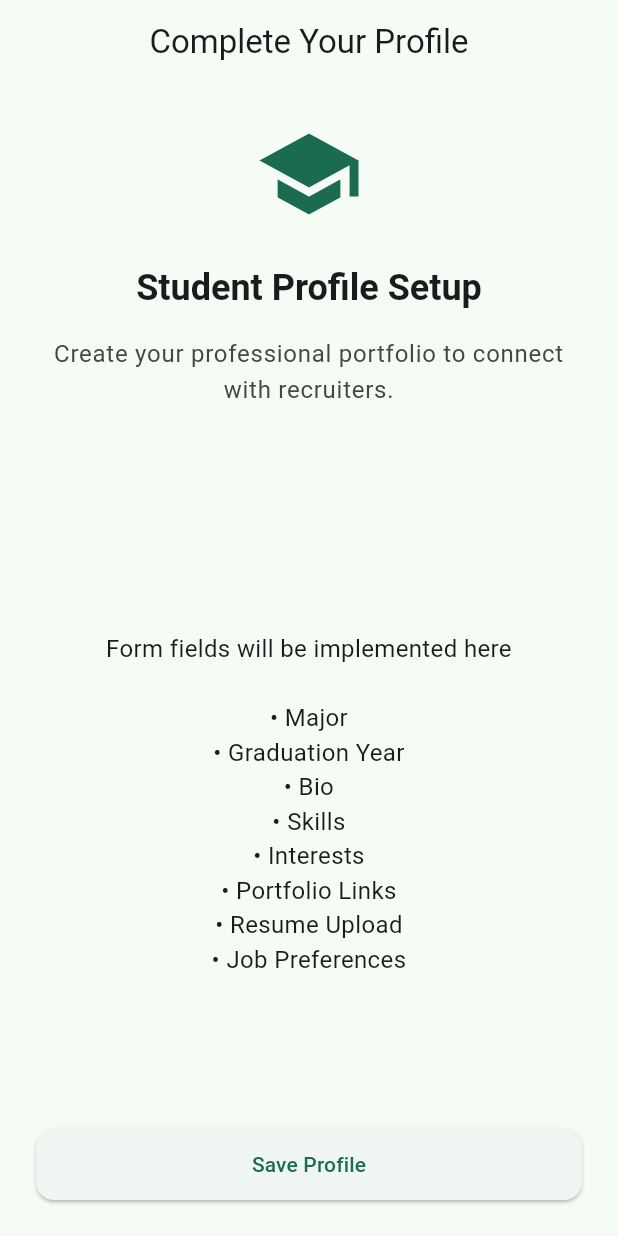
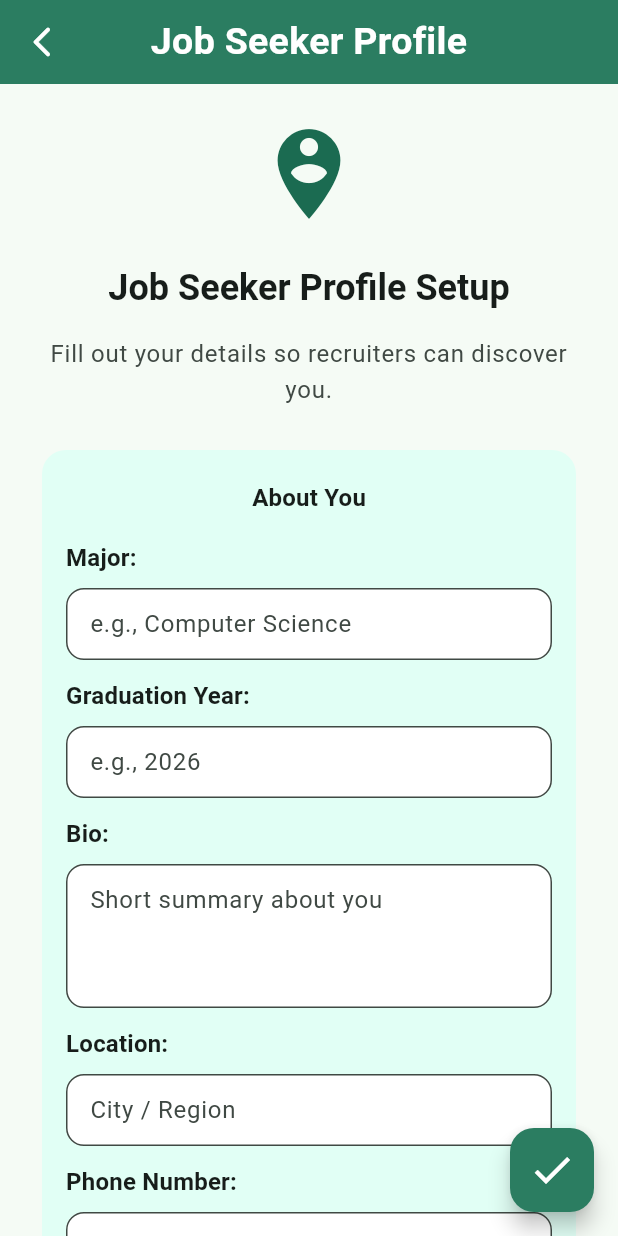
Before and after one commit to uprm-inso4116-2025-2026-s1/semester-project-uprm_professional_portfolio, a Flutter app: the JobSeekerProfileScreen screen opened by its route, on a phone screen of 412 x 824 dp. Run offline on Flutter 3.47's test engine with Material 3 defaults, Android fonts, the phone set to English and light mode, and no system bars; our stand-ins replace file_picker, go_router; accounts and stored records are empty.

```diff
--- a/lib/features/auth/signup/signup_screen.dart
+++ b/lib/features/auth/signup/signup_screen.dart
@@ -221,7 +221,7 @@ class _SignupScreenState extends State<SignupScreen> {
         if (_selectedRole == AppConstants.recruiterRole) {
           context.go(AppConstants.recruiterProfileRoute);
         } else {
-          context.go(AppConstants.jobseekerProfileRoute);
+          await context.push(AppConstants.jobseekerProfileRoute);
         }
       } else {
         ScaffoldMessenger.of(context).showSnackBar(
--- a/lib/features/profiles/jobseeker_profile/jobseeker_profile_screen.dart
+++ b/lib/features/profiles/jobseeker_profile/jobseeker_profile_screen.dart
@@ -1,8 +1,9 @@
 import 'package:flutter/material.dart';
+import 'package:go_router/go_router.dart';
+import 'package:uprm_professional_portfolio/features/profiles/jobseeker_profile/widgets/jobseeker_info_card.dart';
 import '../../../core/constants/ui_constants.dart';
-// import 'jobseeker_profile_controller.dart'; // TODO: Uncomment when implementing forms
+import 'jobseeker_profile_controller.dart';
 
-// JobSeeker profile setup screen
 class JobSeekerProfileScreen extends StatefulWidget {
   const JobSeekerProfileScreen({super.key});
 
@@ -11,32 +12,90 @@ class JobSeekerProfileScreen extends StatefulWidget {
 }
 
 class _JobSeekerProfileScreenState extends State<JobSeekerProfileScreen> {
-  // final _controller = JobSeekerProfileController(); // TODO: Use when implementing forms
+  late final JobSeekerProfileController ctrl;
+
+  @override
+  void initState() {
+    super.initState();
+    ctrl = JobSeekerProfileController();
+  }
+
+  @override
+  void dispose() {
+    ctrl.dispose();
+    super.dispose();
+  }
 
   @override
   Widget build(BuildContext context) {
     final theme = Theme.of(context);
+    final viewInsets = MediaQuery.of(context).viewInsets.bottom;
 
-    return Scaffold(
+    return AnimatedBuilder(
+      animation: ctrl,
+      builder: (context, _) => Scaffold(
           appBar: AppBar(
-        title: const Text('Complete Your Profile'),
             automaticallyImplyLeading: false,
+            leadingWidth: 56,
+            backgroundColor: const Color(0xFF2B7D61),
+            foregroundColor: Colors.white,
+            leading: IconButton(
+              tooltip: 'Back',
+              icon: const Icon(Icons.arrow_back_ios_new_rounded),
+              onPressed: () {
+                if (context.canPop()) {
+                  context.pop();
+                } else {
+                  Navigator.of(context).maybePop();
+                }
+              },
             ),
+            centerTitle: true,
+            title: Text(
+              'Job Seeker Profile',
+              style: theme.textTheme.titleLarge?.copyWith(
+                color: Colors.white,
+                fontWeight: FontWeight.w700,
+                fontSize: 25,
+                letterSpacing: 0.2,
+              ),
+            ),
+          ),
+
+          floatingActionButton: Padding(
+            padding: EdgeInsets.only(bottom: viewInsets > 0 ? viewInsets + 12 : 0),
+            child: FloatingActionButton(
+              onPressed: _onSave,
+              tooltip: 'Done',
+              backgroundColor: const Color(0xFF2B7D61),
+              foregroundColor: Colors.white,
+              child: const Icon(Icons.check, size: 32),
+            ),
+          ),
+          floatingActionButtonLocation: FloatingActionButtonLocation.endFloat,
+
           body: SafeArea(
-        child: Padding(
-          padding: const EdgeInsets.all(UIConstants.spaceLG),
+            child: Form(
+              key: ctrl.formKey,
+              autovalidateMode: AutovalidateMode.onUserInteraction,
+              child: SingleChildScrollView(
+                padding: const EdgeInsets.fromLTRB(
+                  UIConstants.spaceLG,
+                  UIConstants.spaceLG,
+                  UIConstants.spaceLG,
+                  120,
+                ),
                 child: Column(
                   crossAxisAlignment: CrossAxisAlignment.stretch,
                   children: [
-              // Header
                     Icon(
-                Icons.school,
+                      Icons.person_pin_circle,
                       size: UIConstants.iconXL * 1.5,
                       color: theme.colorScheme.primary,
                     ),
                     const SizedBox(height: UIConstants.spaceLG),
                     Text(
-                'Student Profile Setup',
+                      'Job Seeker Profile Setup',
                       style: theme.textTheme.headlineSmall?.copyWith(
                         fontWeight: FontWeight.bold,
                       ),
@@ -44,56 +103,55 @@ class _JobSeekerProfileScreenState extends State<JobSeekerProfileScreen> {
                     ),
                     const SizedBox(height: UIConstants.spaceMD),
                     Text(
-                'Create your professional portfolio to connect with recruiters.',
+                      'Fill out your details so recruiters can discover you.',
                       style: theme.textTheme.bodyLarge?.copyWith(
                         color: theme.colorScheme.onSurfaceVariant,
                       ),
                       textAlign: TextAlign.center,
                     ),
-              const SizedBox(height: UIConstants.spaceXXL),
+                    const SizedBox(height: UIConstants.spaceLG),
 
-              // TODO: Add form fields for job seeker profile
-              // - Major
-              // - Graduation year
-              // - Bio
-              // - Skills
-              // - Interests
-              // - Portfolio links
-
-              const Expanded(
-                child: Center(
-                  child: Text(
-                    'Form fields will be implemented here\n\n'
-                    '• Major\n'
-                    '• Graduation Year\n'
-                    '• Bio\n'
-                    '• Skills\n'
-                    '• Interests\n'
-                    '• Portfolio Links\n'
-                    '• Resume Upload\n'
-                    '• Job Preferences',
-                    style: TextStyle(fontSize: 16),
-                    textAlign: TextAlign.center,
+                    JobSeekerProfileCard(ctrl: ctrl),
+                  ],
                 ),
               ),
-              ),
-
-              // Placeholder save button
-              ElevatedButton(
-                onPressed: () {
-                  // TODO: Implement save functionality
-                  ScaffoldMessenger.of(context).showSnackBar(
-                    const SnackBar(
-                      content: Text('Profile setup will be implemented'),
-                    ),
-                  );
-                },
-                child: const Text('Save Profile'),
-              ),
-            ],
             ),
           ),
         ),
     );
   }
+
+  void _onSave() {
+    if (!(ctrl.formKey.currentState?.validate() ?? false)) {
+      ScaffoldMessenger.of(context).showSnackBar(const SnackBar(
+        backgroundColor: Colors.red,
+        content: Text(
+            'Please fill in the required information.',
+            style: TextStyle(
+                color: Colors.white
+            )
+        ),
+      ));
+      return;
     }
+
+    final draft = ctrl.toDraftMap(); // or ctrl.toModel(id: ..., userId: ...)
+    debugPrint('JobSeeker draft -> $draft');
+
+
+    ScaffoldMessenger.of(context).showSnackBar(SnackBar(
+      backgroundColor: Colors.green,
+      content: const Text(
+          'Profile saved (UI only).',
+          style: TextStyle(
+              color: Colors.white
+          )
+      ),
+      behavior: SnackBarBehavior.floating,
+      shape: RoundedRectangleBorder(
+          borderRadius: BorderRadius.circular(12)
+      ),
+      margin: const EdgeInsets.all(16),
+    ));
+  }
+}
--- /dev/null
+++ b/lib/features/profiles/jobseeker_profile/widgets/jobseeker_info_card.dart
@@ -0,0 +1,278 @@
+import 'package:flutter/material.dart';
+
+import '../../../../core/constants/ui_constants.dart';
+import '../jobseeker_profile_controller.dart';
+
+class JobSeekerProfileCard extends StatelessWidget {
+  const JobSeekerProfileCard({super.key, required this.ctrl});
+
+  final JobSeekerProfileController ctrl;
+
+  @override
+  Widget build(BuildContext context) => Card(
+      color: const Color(0xFFE1FFF5),
+      elevation: 0,
+      shape: RoundedRectangleBorder(
+          borderRadius: BorderRadius.circular(16)
+      ),
+      child: Padding(
+        padding: const EdgeInsets.all(16),
+        child: Column(
+          children: [
+            const _SectionTitle('About You'),
+            const SizedBox(height: 12),
+            _LabeledField(
+              label: 'Major:',
+              hint: 'e.g., Computer Science',
+              controller: ctrl.majorCtrl,
+              validator: ctrl.requiredField,
+            ),
+            const SizedBox(height: 12),
+            _LabeledField(
+              label: 'Graduation Year:',
+              hint: 'e.g., 2026',
+              controller: ctrl.gradYearCtrl,
+              keyboardType: TextInputType.number,
+              validator: ctrl.optionalInt,
+            ),
+            const SizedBox(height: 12),
+            _LabeledField(
+              label: 'Bio:',
+              hint: 'Short summary about you',
+              controller: ctrl.bioCtrl,
+              validator: ctrl.requiredField,
+              maxLines: 3,
+            ),
+            const SizedBox(height: 12),
+            _LabeledField(
+              label: 'Location:',
+              hint: 'City / Region',
+              controller: ctrl.locationCtrl,
+              validator: ctrl.requiredField,
+            ),
+            const SizedBox(height: 12),
+            _LabeledField(
+              label: 'Phone Number:',
+              hint: 'e.g., +17875551212',
+              controller: ctrl.phoneCtrl,
+              keyboardType: TextInputType.phone,
+              validator: ctrl.requiredField,
+            ),
+
+            const SizedBox(height: 20),
+            const _SectionTitle('Job Preferences'),
+            const SizedBox(height: 4),
+            SwitchListTile(
+              contentPadding: EdgeInsets.zero,
+              title: const Text('I am currently a student'),
+              value: ctrl.isStudent,
+              onChanged: ctrl.setIsStudent,
+            ),
+            const SizedBox(height: 8),
+            SizedBox(
+              width: double.infinity,
+              child: LayoutBuilder(
+                builder: (context, constraints) {
+                  final per = constraints.maxWidth / 3;
+                  return SegmentedButton<String>(
+                    showSelectedIcon: false,
+                    style: ButtonStyle(
+                      padding: const WidgetStatePropertyAll(
+                        EdgeInsets.symmetric(horizontal: 8, vertical: 10),
+                      ),
+                      minimumSize: WidgetStatePropertyAll(Size(per, 40)),
+                      tapTargetSize: MaterialTapTargetSize.shrinkWrap,
+                    ),
+                    segments: [
+                      ButtonSegment(
+                        value: 'internship',
+                        label: SizedBox(
+                          width: per,
+                          child: const Center(
+                            child: Text('Internship', maxLines: 1, overflow: TextOverflow.ellipsis),
+                          ),
+                        ),
+                      ),
+                      ButtonSegment(
+                        value: 'full-time',
+                        label: SizedBox(
+                          width: per,
+                          child: const Center(
+                            child: Text('Full-time', maxLines: 1, overflow: TextOverflow.ellipsis),
+                          ),
+                        ),
+                      ),
+                      ButtonSegment(
+                        value: 'part-time',
+                        label: SizedBox(
+                          width: per,
+                          child: const Center(
+                            child: Text('Part-time', maxLines: 1, overflow: TextOverflow.ellipsis),
+                          ),
+                        ),
+                      ),
+                    ],
+                    selected: {ctrl.jobType},
+                    onSelectionChanged: (s) => ctrl.setJobType(s.first),
+                  );
+                },
+              ),
+            ),
+            const SizedBox(height: 8),
+            SwitchListTile(
+              contentPadding: EdgeInsets.zero,
+              title: const Text('Willing to relocate'),
+              value: ctrl.willingToRelocate,
+              onChanged: ctrl.setWillingToRelocate,
+            ),
+
+            const SizedBox(height: 20),
+            const _SectionTitle('Skills & Interests'),
+            const SizedBox(height: 12),
+            _LabeledField(
+              label: 'Skills (comma-separated):',
+              hint: 'e.g., Dart, Flutter, Firebase',
+              controller: ctrl.skillsCtrl,
+              validator: ctrl.requiredField,
+              maxLines: 2,
+            ),
+            const SizedBox(height: 12),
+            _LabeledField(
+              label: 'Interests (comma-separated):',
+              hint: 'e.g., Mobile, Backend, AI',
+              controller: ctrl.interestsCtrl,
+              validator: ctrl.requiredField,
+              maxLines: 2,
+            ),
+
+            const SizedBox(height: 20),
+            const _SectionTitle('Links (optional)'),
+            const SizedBox(height: 12),
+            _LabeledField(
+              label: 'Portfolio URL:',
+              hint: 'https://your-website.com',
+              controller: ctrl.portfolioUrlCtrl,
+              keyboardType: TextInputType.url,
+              validator: ctrl.optionalUrl,
+            ),
+            const SizedBox(height: 12),
+            _LabeledField(
+              label: 'LinkedIn URL:',
+              hint: 'https://linkedin.com/in/username',
+              controller: ctrl.linkedinUrlCtrl,
+              keyboardType: TextInputType.url,
+              validator: ctrl.optionalUrl,
+            ),
+            const SizedBox(height: 12),
+            _LabeledField(
+              label: 'GitHub URL:',
+              hint: 'https://github.com/username',
+              controller: ctrl.githubUrlCtrl,
+              keyboardType: TextInputType.url,
+              validator: ctrl.optionalUrl,
+            ),
+
+            const SizedBox(height: 20),
+            const _SectionTitle('Resume'),
+            const SizedBox(height: 12),
+            OutlinedButton.icon(
+              onPressed: ctrl.uploading
+                  ? null
+                  : () async {
+                final err = await ctrl.pickResume();
+                if (!context.mounted) {
+                  return;
+                }
+                if (err != null) {
+                  ScaffoldMessenger.of(context).showSnackBar(
+                    SnackBar(content: Text(err)),
+                  );
+                } else if (ctrl.resumeName != null) {
+                  ScaffoldMessenger.of(context).showSnackBar(
+                    SnackBar(content: Text('Selected: ${ctrl.resumeName}')),
+                  );
+                }
+              },
+              icon: ctrl.uploading
+                  ? const SizedBox(
+                  height: 18, width: 18, child: CircularProgressIndicator(strokeWidth: 2))
+                  : const Icon(Icons.upload_file),
+              label: Text(
+                ctrl.resumeName == null
+                    ? 'Upload PDF (≤ 5 MB)'
+                    : 'Selected: ${ctrl.resumeName} ${ctrl.resumePrettySize != null ? "(${ctrl.resumePrettySize})" : ""}',
+                overflow: TextOverflow.ellipsis,
+              ),
+            ),
+
+          ],
+        ),
+      ),
+    );
+}
+
+/* ---------- Helpers ---------- */
+
+class _LabeledField extends StatelessWidget {
+  const _LabeledField({
+    required this.label,
+    required this.hint,
+    required this.controller,
+    required this.validator,
+    this.maxLines = 1,
+    this.keyboardType,
+  });
+
+  final String label;
+  final String hint;
+  final TextEditingController controller;
+  final String? Function(String?) validator;
+  final int maxLines;
+  final TextInputType? keyboardType;
+
+  @override
+  Widget build(BuildContext context) => Column(
+      crossAxisAlignment: CrossAxisAlignment.start,
+      children: [
+        Text(
+            label,
+            style: Theme.of(context).textTheme.titleMedium?.copyWith(
+                fontWeight: FontWeight.w600
+            )
+        ),
+        const SizedBox(height: UIConstants.spaceSM),
+        TextFormField(
+          controller: controller,
+          maxLines: maxLines,
+          keyboardType: keyboardType,
+          validator: validator,
+          textInputAction: TextInputAction.next,
+          decoration: InputDecoration(
+            hintText: hint,
+            border: OutlineInputBorder(borderRadius: BorderRadius.circular(12)),
+            contentPadding:
+            const EdgeInsets.symmetric(horizontal: 12, vertical: 12),
+            filled: true,
+            fillColor: Colors.white,
+          ),
+        ),
+      ],
+    );
+}
+
+class _SectionTitle extends StatelessWidget {
+  const _SectionTitle(this.text);
+  final String text;
+
+  @override
+  Widget build(BuildContext context) => Padding(
+      padding: const EdgeInsets.only(top: 4, bottom: 4),
+      child: Text(
+        text,
+        style: Theme.of(context).textTheme.titleMedium?.copyWith(
+            fontWeight: FontWeight.w700
+        ),
+        textAlign: TextAlign.start,
+      ),
+    );
+}
--- a/pubspec.yaml
+++ b/pubspec.yaml
@@ -34,6 +34,7 @@ dependencies:
   # Utilities
   intl: ^0.19.0
   uuid: ^4.4.0
+  file_picker: ^10.3.3
 
 dev_dependencies:
   flutter_test:
```
Also changed, not shown: lib/features/profiles/jobseeker_profile/jobseeker_profile_controller.dart (+184 -41 lines), pubspec.lock, 1 other file. Lines whose indentation alone changed are shown as unchanged.
